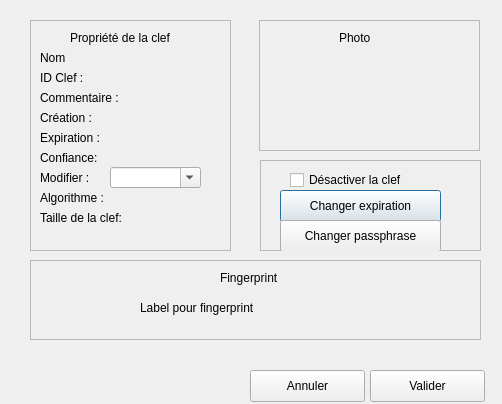
Before: the Qt Designer form GuiPG/src/View/keyedition.ui in Diakakodo/GuiPG, drawn with Qt 5.
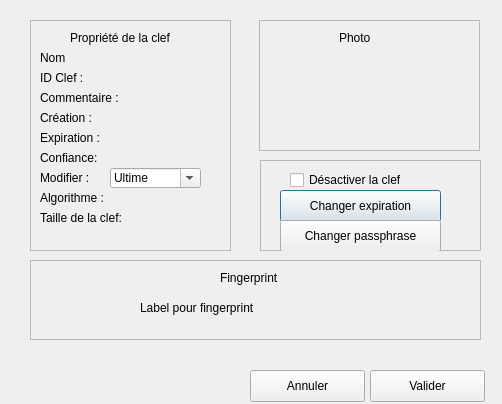
After: the same form once the commit is applied.

Commit message: ajout de la fenetre d'édition

```diff
--- a/GuiPG/src/View/keyedition.ui
+++ b/GuiPG/src/View/keyedition.ui
@@ -139,13 +139,13 @@
     <property name="geometry">
      <rect>
       <x>80</x>
-      <y>147</y>
+      <y>148</y>
       <width>91</width>
-      <height>21</height>
+      <height>20</height>
      </rect>
     </property>
     <property name="currentText">
-     <string/>
+     <string>Ultime</string>
     </property>
    </widget>
    <widget class="QLabel" name="label_12">
```
Left out of the diff: 12 changed lines with no effect on the pictures.
